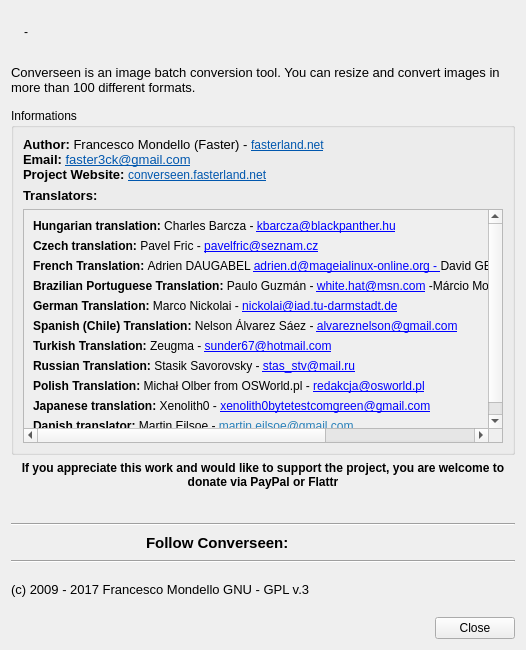
First picture: the form in ui/dialoginfo.ui, repository Faster3ck/Converseen, before the edit.
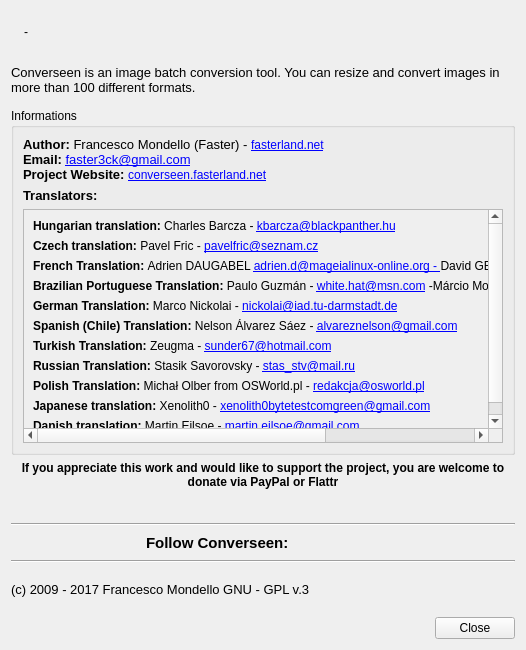
Second picture: the form after the edit. Icons and pictures are not drawn.

Commit message: Version 0.9.6.2 Stable - Updated Danish and Italian Traslation

Patch:
```diff
--- a/ui/dialoginfo.ui
+++ b/ui/dialoginfo.ui
@@ -80,9 +80,9 @@
 &lt;html&gt;&lt;head&gt;&lt;meta name=&quot;qrichtext&quot; content=&quot;1&quot; /&gt;&lt;style type=&quot;text/css&quot;&gt;
 p, li { white-space: pre-wrap; }
 &lt;/style&gt;&lt;/head&gt;&lt;body style=&quot; font-family:'Sans Serif'; font-size:9pt; font-weight:400; font-style:normal;&quot;&gt;
-&lt;p style=&quot; margin-top:0px; margin-bottom:0px; margin-left:0px; margin-right:0px; -qt-block-indent:0; text-indent:0px;&quot;&gt;&lt;span style=&quot; font-size:10pt; font-weight:600;&quot;&gt;Author: &lt;/span&gt;&lt;span style=&quot; font-size:10pt;&quot;&gt;Francesco Mondello (Faster) - &lt;/span&gt;&lt;a href=&quot;http://fasterland.net/&quot;&gt;&lt;span style=&quot; text-decoration: underline; color:#0057ae;&quot;&gt;fasterland.net&lt;/span&gt;&lt;/a&gt;&lt;/p&gt;
-&lt;p style=&quot; margin-top:0px; margin-bottom:0px; margin-left:0px; margin-right:0px; -qt-block-indent:0; text-indent:0px;&quot;&gt;&lt;span style=&quot; font-size:10pt; font-weight:600;&quot;&gt;Email: &lt;/span&gt;&lt;a href=&quot;faster3ck@gmail.com&quot;&gt;&lt;span style=&quot; font-size:10pt; text-decoration: underline; color:#0057ae;&quot;&gt;faster3ck@gmail.com&lt;/span&gt;&lt;/a&gt;&lt;/p&gt;
-&lt;p style=&quot; margin-top:0px; margin-bottom:0px; margin-left:0px; margin-right:0px; -qt-block-indent:0; text-indent:0px;&quot;&gt;&lt;span style=&quot; font-size:10pt; font-weight:600;&quot;&gt;Project Website: &lt;/span&gt;&lt;a href=&quot;http://converseen.fasterland.net&quot;&gt;&lt;span style=&quot; text-decoration: underline; color:#0057ae;&quot;&gt;converseen.fasterland.net&lt;/span&gt;&lt;/a&gt;&lt;/p&gt;&lt;/body&gt;&lt;/html&gt;</string>
+&lt;p style=&quot; margin-top:0px; margin-bottom:0px; margin-left:0px; margin-right:0px; -qt-block-indent:0; text-indent:0px;&quot;&gt;&lt;span style=&quot; font-size:10pt; font-weight:600;&quot;&gt;Author: &lt;/span&gt;&lt;span style=&quot; font-size:10pt;&quot;&gt;Francesco Mondello (Faster) - &lt;/span&gt;&lt;a href=&quot;http://fasterland.net/&quot;&gt;&lt;span style=&quot; text-decoration: underline; &quot;&gt;fasterland.net&lt;/span&gt;&lt;/a&gt;&lt;/p&gt;
+&lt;p style=&quot; margin-top:0px; margin-bottom:0px; margin-left:0px; margin-right:0px; -qt-block-indent:0; text-indent:0px;&quot;&gt;&lt;span style=&quot; font-size:10pt; font-weight:600;&quot;&gt;Email: &lt;/span&gt;&lt;a href=&quot;faster3ck@gmail.com&quot;&gt;&lt;span style=&quot; font-size:10pt; text-decoration: underline; &quot;&gt;faster3ck@gmail.com&lt;/span&gt;&lt;/a&gt;&lt;/p&gt;
+&lt;p style=&quot; margin-top:0px; margin-bottom:0px; margin-left:0px; margin-right:0px; -qt-block-indent:0; text-indent:0px;&quot;&gt;&lt;span style=&quot; font-size:10pt; font-weight:600;&quot;&gt;Project Website: &lt;/span&gt;&lt;a href=&quot;http://converseen.fasterland.net&quot;&gt;&lt;span style=&quot; text-decoration: underline; &quot;&gt;converseen.fasterland.net&lt;/span&gt;&lt;/a&gt;&lt;/p&gt;&lt;/body&gt;&lt;/html&gt;</string>
         </property>
         <property name="openExternalLinks">
          <bool>true</bool>
@@ -117,7 +117,7 @@
         <widget class="QWidget" name="scrollAreaWidgetContents">
          <property name="geometry">
           <rect>
-           <x>0</x>
+           <x>-60</x>
            <y>-147</y>
            <width>781</width>
            <height>270</height>
@@ -205,7 +205,7 @@
           <item>
            <widget class="QLabel" name="label_15">
             <property name="text">
-             <string>&lt;html&gt;&lt;head/&gt;&lt;body&gt;&lt;p&gt;&lt;span style=&quot; font-weight:600;&quot;&gt;Danish translator: &lt;/span&gt;Martin Eilsoe - &lt;a href=&quot;mailto:martin.eilsoe@gmail.com&quot;&gt;&lt;span style=&quot; text-decoration: underline; color:#2980b9;&quot;&gt;martin.eilsoe@gmail.com&lt;/span&gt;&lt;/a&gt;&lt;/p&gt;&lt;/body&gt;&lt;/html&gt;</string>
+             <string>&lt;html&gt;&lt;head/&gt;&lt;body&gt;&lt;p&gt;&lt;span style=&quot; font-weight:600;&quot;&gt;Danish translation: &lt;/span&gt;Martin Eilsoe - &lt;a href=&quot;mailto:martin.eilsoe@gmail.com&quot;&gt;&lt;span style=&quot; text-decoration: underline; &quot;&gt;martin.eilsoe@gmail.com&lt;/span&gt;&lt;/a&gt;&lt;/p&gt;&lt;/body&gt;&lt;/html&gt;</string>
             </property>
            </widget>
           </item>
```
Left out of the diff: 6 changed lines with no effect on the pictures. The commit also changes 26 other files.
